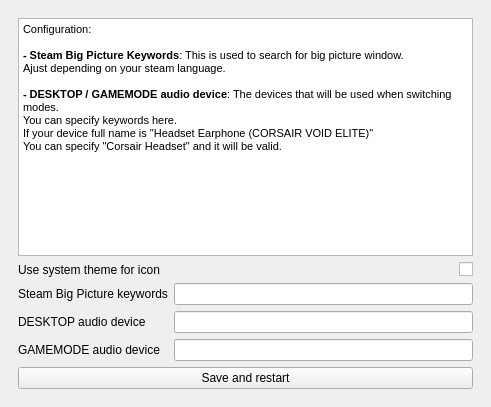
Before: the Qt Designer form design.ui in Odizinne/bigpicturetv, drawn with Qt 5.
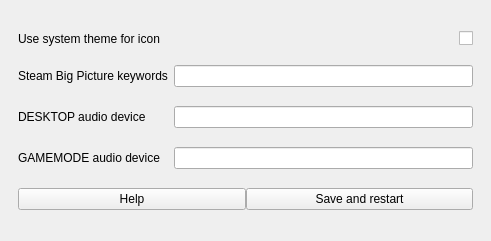
After: the same form once the commit is applied.

Commit message: moved textedit to help page

Patch:
```diff
--- a/design.ui
+++ b/design.ui
@@ -7,7 +7,7 @@
     <x>0</x>
     <y>0</y>
     <width>491</width>
-    <height>407</height>
+    <height>241</height>
    </rect>
   </property>
   <property name="sizePolicy">
@@ -24,17 +24,7 @@
     <item row="0" column="0">
      <widget class="QFrame" name="gridFrame">
       <layout class="QGridLayout" name="gridLayout">
-       <item row="3" column="0">
-        <widget class="QLabel" name="label_2">
-         <property name="text">
-          <string>DESKTOP audio device</string>
-         </property>
-        </widget>
-       </item>
-       <item row="3" column="1">
-        <widget class="QLineEdit" name="desktopEntry"/>
-       </item>
-       <item row="2" column="0">
+       <item row="1" column="0">
         <widget class="QLabel" name="label">
          <property name="autoFillBackground">
           <bool>false</bool>
@@ -45,46 +35,36 @@
         </widget>
        </item>
        <item row="2" column="1">
-        <widget class="QLineEdit" name="steamEntry"/>
+        <widget class="QLineEdit" name="desktopEntry"/>
        </item>
-       <item row="4" column="0">
+       <item row="2" column="0">
+        <widget class="QLabel" name="label_2">
+         <property name="text">
+          <string>DESKTOP audio device</string>
+         </property>
+        </widget>
+       </item>
+       <item row="3" column="1">
+        <widget class="QLineEdit" name="gamemodeEntry"/>
+       </item>
+       <item row="3" column="0">
         <widget class="QLabel" name="label_3">
          <property name="text">
           <string>GAMEMODE audio device</string>
          </property>
         </widget>
        </item>
-       <item row="0" column="0" colspan="2">
-        <widget class="QTextEdit" name="textEdit">
-         <property name="readOnly">
-          <bool>true</bool>
-         </property>
-         <property name="html">
-          <string>&lt;!DOCTYPE HTML PUBLIC &quot;-//W3C//DTD HTML 4.0//EN&quot; &quot;http://www.w3.org/TR/REC-html40/strict.dtd&quot;&gt;
-&lt;html&gt;&lt;head&gt;&lt;meta name=&quot;qrichtext&quot; content=&quot;1&quot; /&gt;&lt;style type=&quot;text/css&quot;&gt;
-p, li { white-space: pre-wrap; }
-&lt;/style&gt;&lt;/head&gt;&lt;body style=&quot; font-family:'MS Shell Dlg 2'; font-size:8.25pt; font-weight:400; font-style:normal;&quot;&gt;
-&lt;p style=&quot; margin-top:0px; margin-bottom:0px; margin-left:0px; margin-right:0px; -qt-block-indent:0; text-indent:0px;&quot;&gt;Configuration:&lt;br /&gt;&lt;br /&gt;&lt;span style=&quot; font-weight:600;&quot;&gt;- Steam Big Picture Keywords&lt;/span&gt;: This is used to search for big picture window.&lt;br /&gt;Ajust depending on your steam language.&lt;/p&gt;
-&lt;p style=&quot;-qt-paragraph-type:empty; margin-top:0px; margin-bottom:0px; margin-left:0px; margin-right:0px; -qt-block-indent:0; text-indent:0px;&quot;&gt;&lt;br /&gt;&lt;/p&gt;
-&lt;p style=&quot; margin-top:0px; margin-bottom:0px; margin-left:0px; margin-right:0px; -qt-block-indent:0; text-indent:0px;&quot;&gt;&lt;span style=&quot; font-weight:600;&quot;&gt;- DESKTOP / GAMEMODE audio device&lt;/span&gt;: The devices that will be used when switching modes.&lt;br /&gt;You can specify keywords here.&lt;br /&gt;If your device full name is &amp;quot;Headset Earphone (CORSAIR VOID ELITE)&amp;quot;&lt;/p&gt;
-&lt;p style=&quot; margin-top:0px; margin-bottom:0px; margin-left:0px; margin-right:0px; -qt-block-indent:0; text-indent:0px;&quot;&gt;You can specify &amp;quot;Corsair Headset&amp;quot; and it will be valid.&lt;/p&gt;&lt;/body&gt;&lt;/html&gt;</string>
-         </property>
-         <property name="textInteractionFlags">
-          <set>Qt::NoTextInteraction</set>
-         </property>
-        </widget>
-       </item>
-       <item row="4" column="1">
-        <widget class="QLineEdit" name="gamemodeEntry"/>
-       </item>
-       <item row="5" column="0" colspan="2">
-        <widget class="QPushButton" name="saveButton">
-         <property name="text">
-          <string>Save and restart</string>
-         </property>
-        </widget>
-       </item>
        <item row="1" column="1">
+        <widget class="QLineEdit" name="steamEntry"/>
+       </item>
+       <item row="0" column="0">
+        <widget class="QLabel" name="label_4">
+         <property name="text">
+          <string>Use system theme for icon</string>
+         </property>
+        </widget>
+       </item>
+       <item row="0" column="1">
         <widget class="QCheckBox" name="systemThemeBox">
          <property name="layoutDirection">
           <enum>Qt::RightToLeft</enum>
@@ -94,11 +74,45 @@
          </property>
         </widget>
        </item>
-       <item row="1" column="0">
-        <widget class="QLabel" name="label_4">
-         <property name="text">
-          <string>Use system theme for icon</string>
+       <item row="4" column="0" colspan="2">
+        <widget class="QFrame" name="buttonsFrame">
+         <property name="sizePolicy">
+          <sizepolicy hsizetype="Preferred" vsizetype="Fixed">
+           <horstretch>0</horstretch>
+           <verstretch>0</verstretch>
+          </sizepolicy>
          </property>
+         <layout class="QGridLayout" name="gridLayout_4">
+          <property name="leftMargin">
+           <number>0</number>
+          </property>
+          <property name="topMargin">
+           <number>0</number>
+          </property>
+          <property name="rightMargin">
+           <number>0</number>
+          </property>
+          <property name="bottomMargin">
+           <number>0</number>
+          </property>
+          <property name="horizontalSpacing">
+           <number>0</number>
+          </property>
+          <item row="0" column="1">
+           <widget class="QPushButton" name="saveButton">
+            <property name="text">
+             <string>Save and restart</string>
+            </property>
+           </widget>
+          </item>
+          <item row="0" column="0">
+           <widget class="QPushButton" name="helpButton">
+            <property name="text">
+             <string>Help</string>
+            </property>
+           </widget>
+          </item>
+         </layout>
         </widget>
        </item>
       </layout>
```
The commit also changes 1 other file.
